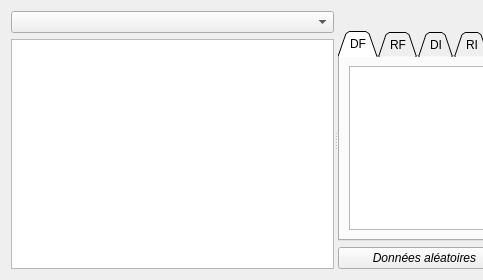
Before: the Qt Designer form formeditaudit.ui in GiPiLab/ProtonClassicSuite, drawn with Qt 5; both pictures show x 0 to 483 and y 0 to 280 of the 700 by 280 pixel window.
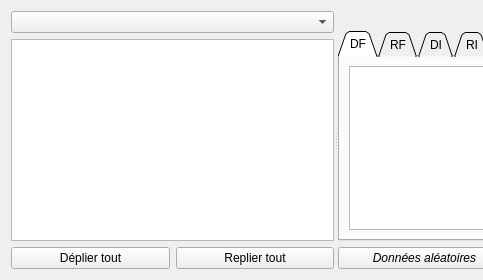
After: the same form once the commit is applied.

Commit message: Expand/collapse and progress for duplicate audit

The edit to the form file:
```diff
--- a/formeditaudit.ui
+++ b/formeditaudit.ui
@@ -26,11 +26,22 @@
       <enum>Qt::Horizontal</enum>
      </property>
      <widget class="QWidget" name="layoutWidget">
-      <layout class="QVBoxLayout" name="verticalLayout_2">
-       <item>
-        <widget class="QComboBox" name="comboListAudits"/>
+      <layout class="QGridLayout" name="gridLayout">
+       <item row="3" column="0">
+        <widget class="QPushButton" name="pushButtonExpandAll">
+         <property name="text">
+          <string>Déplier tout</string>
+         </property>
+        </widget>
        </item>
-       <item>
+       <item row="3" column="1">
+        <widget class="QPushButton" name="pushButtonCollapseAll">
+         <property name="text">
+          <string>Replier tout</string>
+         </property>
+        </widget>
+       </item>
+       <item row="1" column="0" colspan="2">
         <widget class="QTreeView" name="treeView">
          <property name="editTriggers">
           <set>QAbstractItemView::NoEditTriggers</set>
@@ -46,6 +57,9 @@
          </attribute>
         </widget>
        </item>
+       <item row="0" column="0" colspan="2">
+        <widget class="QComboBox" name="comboListAudits"/>
+       </item>
       </layout>
      </widget>
      <widget class="QWidget" name="layoutWidget2">
```
The commit also changes 25 other files.
